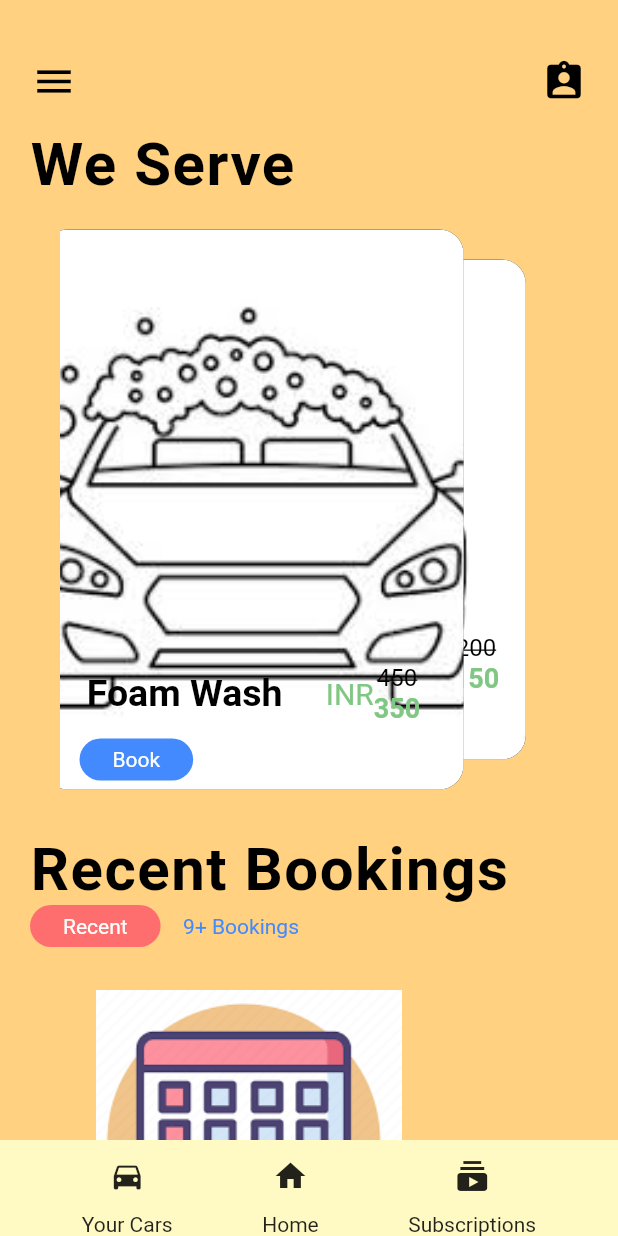
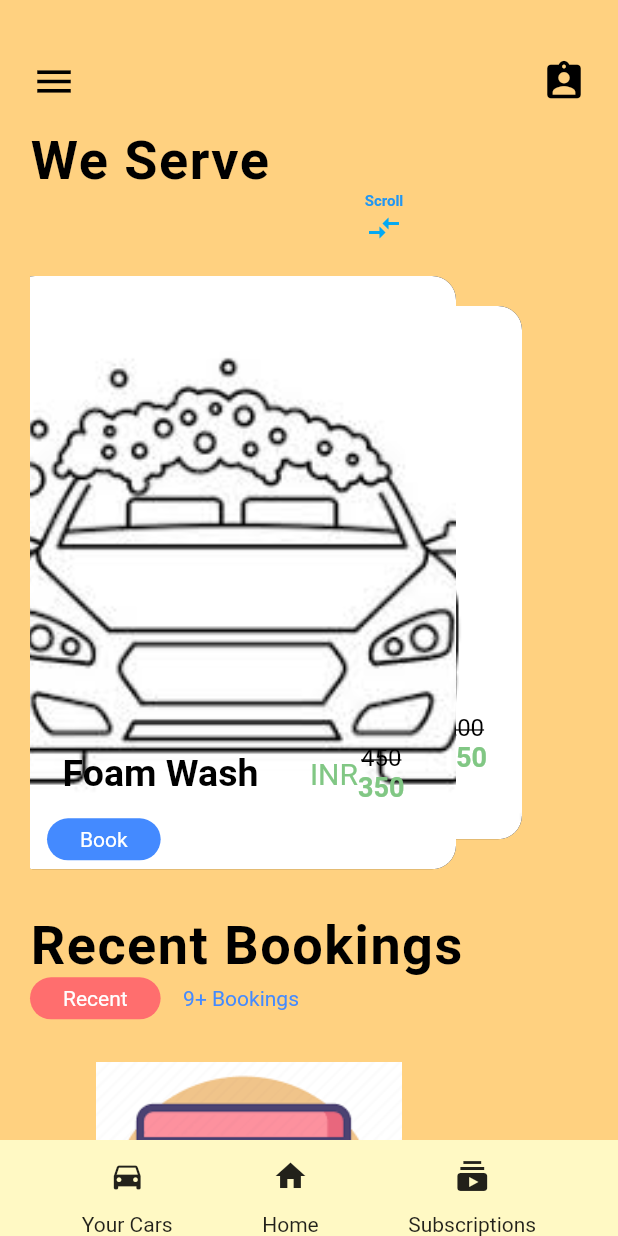
Before and after one commit to Utk42/first_flutter_app, a Flutter app: the screen it shows after launch, swiped to page 2, on a phone screen of 412 x 824 dp. Run offline on Flutter 3.47's test engine with Material 2 defaults, Android fonts, the phone set to English and light mode, and no system bars.

Commit message:
Added : Scroll sign

```diff
--- a/app/lib/main.dart
+++ b/app/lib/main.dart
@@ -75,7 +75,7 @@ class _MyAppState extends State<MyApp> {
                     "We Serve",
                     style: TextStyle(
                       color: Colors.black,
-                      fontSize: 40.0,
+                      fontSize: 36.0,
                       fontWeight: FontWeight.bold,
                       letterSpacing: 1.0,
                     ),
@@ -83,9 +83,10 @@ class _MyAppState extends State<MyApp> {
                 ],
               ),
             ),
+            ScrollSign(),
             Padding(
               padding: const EdgeInsets.only(
-                left: 40.0,
+                left: 20.0,
               ),
               child: Stack(
                 children: <Widget>[
@@ -115,7 +116,7 @@ class _MyAppState extends State<MyApp> {
                     "Recent Bookings",
                     style: TextStyle(
                       color: Colors.black,
-                      fontSize: 40.0,
+                      fontSize: 36.0,
                       fontWeight: FontWeight.bold,
                       letterSpacing: 1.0,
                     ),
--- a/app/lib/widgets/customIconButton.dart
+++ /dev/null
@@ -1,20 +0,0 @@
-import 'package:flutter/material.dart';
-
-class CustomIconButton extends StatelessWidget {
-
-  final iconName;
-  final iconText;
-
-  CustomIconButton({this.iconName, this.iconText});
-
-  @override
-  Widget build(BuildContext context) {
-    return Column(
-      verticalDirection: VerticalDirection.down,
-            children: <Widget>[
-              IconButton(icon: Icon(Icons.directions_car),onPressed: (){},),
-              Text('Your Cars'),
-            ],
-          );
-  }
-}
--- /dev/null
+++ b/app/lib/widgets/scrollSign.dart
@@ -0,0 +1,28 @@
+import 'package:flutter/material.dart';
+
+class ScrollSign extends StatelessWidget {
+  @override
+  Widget build(BuildContext context) {
+    return Padding(
+      padding: EdgeInsets.only(left: 100.0),
+      child: Container(
+        child: Column(
+          children: <Widget>[
+            Text(
+              'Scroll',
+              style: TextStyle(
+                color: Colors.blue,
+                fontSize: 10.0,
+                fontWeight: FontWeight.bold,
+              ),
+            ),
+            Icon(
+              Icons.compare_arrows,
+              color: Colors.lightBlue,
+            ),
+          ],
+        ),
+      ),
+    );
+  }
+}
```
